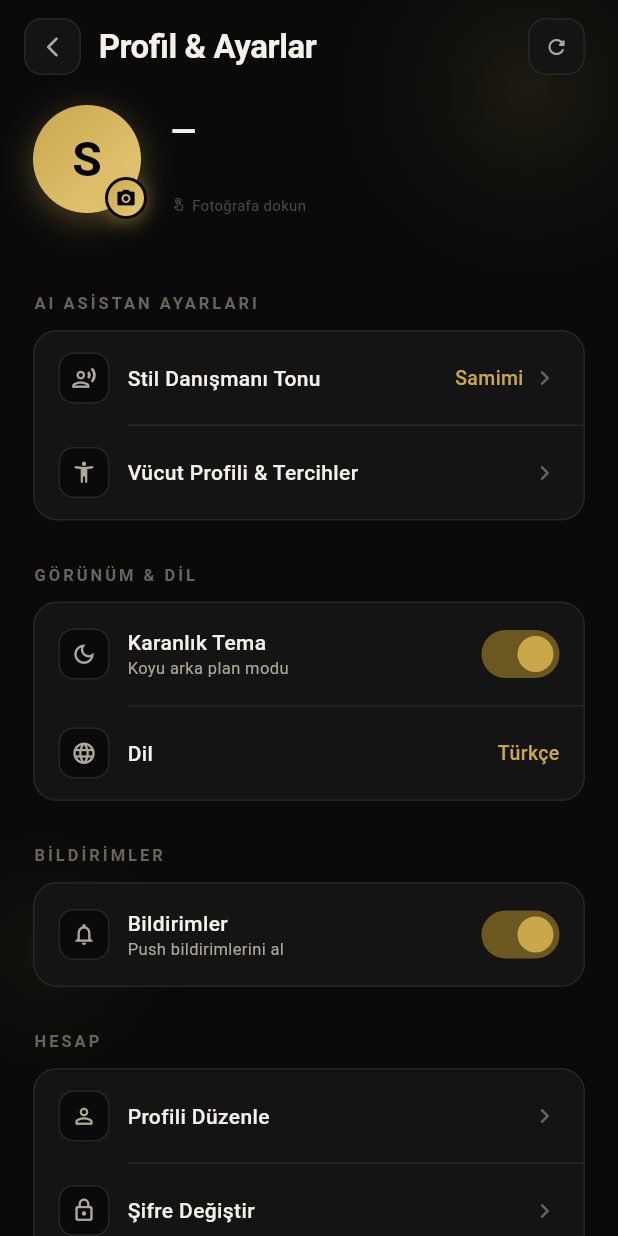
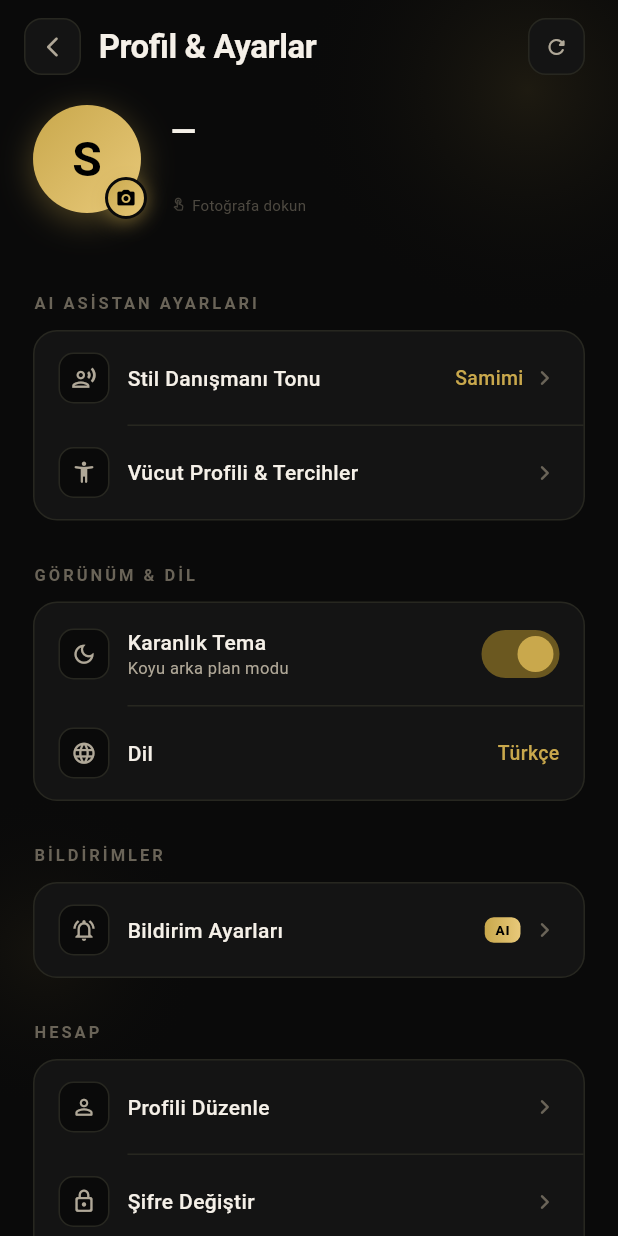
Before and after one commit to BeratTrn/Smart-Wardrobe-AI, a Flutter app: the ProfileScreen screen opened directly, on a phone screen of 412 x 824 dp. Run offline on Flutter 3.47's test engine with Material 3 defaults, Android fonts, the phone set to English and light mode, and no system bars; our stand-ins replace calendar_date_picker2, firebase_messaging, flutter_local_notifications, flutter_svg, geolocator, google_sign_in and 2 more; accounts and stored records are empty; network calls fail; Roboto replaces fonts that are missing (Cormorant).

```diff
--- a/mobile/lib/presentation/screens/profile/profile_screen.dart
+++ b/mobile/lib/presentation/screens/profile/profile_screen.dart
@@ -24,6 +24,7 @@ import 'package:smart_wardrobe_ai/presentation/widgets/profile/profile_settings_
 import 'package:smart_wardrobe_ai/presentation/widgets/profile/profile_shared_widgets.dart';
 import 'package:smart_wardrobe_ai/presentation/widgets/profile/profile_stats_row.dart';
 import 'package:smart_wardrobe_ai/presentation/screens/profile/body_profile_screen.dart';
+import 'package:smart_wardrobe_ai/presentation/screens/profile/notification_settings_screen.dart';
 import 'package:smart_wardrobe_ai/presentation/widgets/shared/app_background.dart';
 
 class ProfileScreen extends StatefulWidget {
@@ -960,15 +961,44 @@ class _ProfileScreenState extends State<ProfileScreen>
       padding: const EdgeInsets.fromLTRB(22, 10, 22, 0),
       child: ProfileSettingsCard(
         children: [
-          ProfileToggleTile(
-            icon: Icons.notifications_outlined,
-            label: 'Bildirimler',
-            subtitle: 'Push bildirimlerini al',
-            value: _notifEnabled,
-            onChanged: (v) {
-              setState(() => _notifEnabled = v);
-              _savePref('pref_notif', v);
-            },
+          ProfileNavTile(
+            icon: Icons.notifications_active_outlined,
+            label: 'Bildirim Ayarları',
+            trailing: Row(
+              mainAxisSize: MainAxisSize.min,
+              children: [
+                Container(
+                  padding: const EdgeInsets.symmetric(horizontal: 7, vertical: 2),
+                  decoration: BoxDecoration(
+                    gradient: const LinearGradient(
+                      colors: [AppColors.gold, AppColors.goldLight],
+                    ),
+                    borderRadius: BorderRadius.circular(6),
+                  ),
+                  child: const Text(
+                    'AI',
+                    style: TextStyle(
+                      color: Colors.black,
+                      fontSize: 9,
+                      fontWeight: FontWeight.w800,
+                      letterSpacing: .5,
+                    ),
+                  ),
+                ),
+                const SizedBox(width: 6),
+                const Icon(
+                  Icons.chevron_right_rounded,
+                  color: AppColors.muted,
+                  size: 20,
+                ),
+              ],
+            ),
+            onTap: () => Navigator.push(
+              context,
+              MaterialPageRoute(
+                builder: (_) => const NotificationSettingsScreen(),
+              ),
+            ),
           ),
         ],
       ),
```
